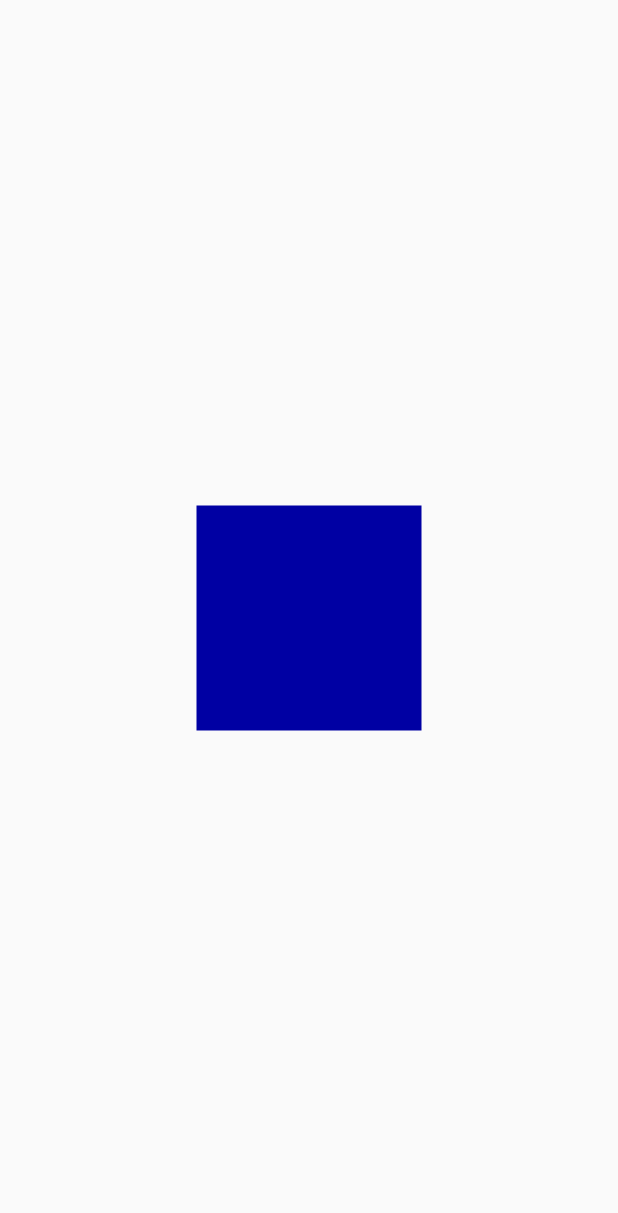
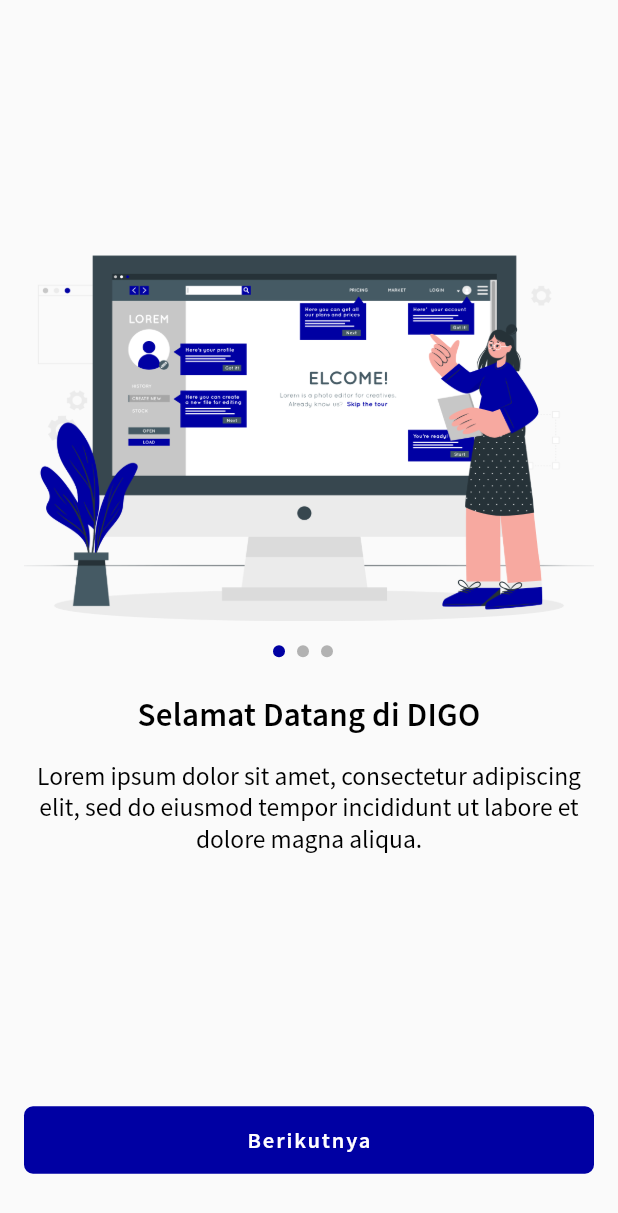
Before and after one commit to erlandmotor/Agent_Mobile_App, a Flutter app: the screen it shows after launch, on a phone screen of 412 x 824 dp. Shown: the top 1213 px of the screen. Run offline on Flutter 3.47's test engine with Material 2 defaults, Android fonts, the phone set to English and light mode, and no system bars; drawn by our look-alikes of auto_size_text.

```diff
--- a/lib/main.dart
+++ b/lib/main.dart
@@ -11,11 +11,12 @@ class MyApp extends StatelessWidget {
   @override
   Widget build(BuildContext context) {
     return MaterialApp(
+      debugShowCheckedModeBanner: false,
       title: 'DIGO',
       theme: ThemeData(
         primarySwatch: Colors.blue,
       ),
-      home: SplashScreenPage(),
+      home: const SplashScreenPage(),
     );
   }
 }
--- a/lib/pages/on_boarding/on_boarding_page.dart
+++ b/lib/pages/on_boarding/on_boarding_page.dart
@@ -0,0 +1,115 @@
+import 'package:agent_mobile_app/helper/margin_layout.dart';
+import 'package:agent_mobile_app/helper/themes_colors.dart';
+import 'package:agent_mobile_app/helper/themse_fonts.dart';
+import 'package:agent_mobile_app/widget_reusable/widget_button.dart';
+import 'package:auto_size_text/auto_size_text.dart';
+import 'package:flutter/material.dart';
+
+class OnBoardingPage extends StatelessWidget {
+  OnBoardingPage({Key? key}) : super(key: key);
+  final ValueNotifier<int> _indexBoard = ValueNotifier<int>(0);
+  final PageController _pageCountroll = PageController(initialPage: 0);
+
+  final List _dataOnBoarding = [
+    {
+      'image': 'assets/ilustration/on boarding 1.png',
+      'title': 'Selamat Datang di DIGO',
+      'desc':
+          'Lorem ipsum dolor sit amet, consectetur adipiscing elit, sed do eiusmod tempor incididunt ut labore et dolore magna aliqua.'
+    },
+    {
+      'image': 'assets/ilustration/on boarding 2.png',
+      'title': 'Selalu ada Promo Disetiap Produk',
+      'desc':
+          'Lorem ipsum dolor sit amet, consectetur adipiscing elit, sed do eiusmod tempor incididunt ut labore et dolore magna aliqua.'
+    },
+    {
+      'image': 'assets/ilustration/on boarding 3.png',
+      'title': 'Dapatkan Reward-mu Dengan Bertransaksi Bersama Kami',
+      'desc':
+          'Lorem ipsum dolor sit amet, consectetur adipiscing elit, sed do eiusmod tempor incididunt ut labore et dolore magna aliqua.'
+    },
+  ];
+
+  @override
+  Widget build(BuildContext context) {
+    return Scaffold(
+      body: Padding(
+        padding: Marginlayout.marginhorizontal,
+        child: AnimatedBuilder(
+          animation: _indexBoard,
+          builder: (context, _) => Column(
+            mainAxisAlignment: MainAxisAlignment.center,
+            crossAxisAlignment: CrossAxisAlignment.center,
+            children: [
+              const Spacer(),
+              SizedBox(
+                  height: MediaQuery.of(context).size.height * 0.3,
+                  child: PageView(
+                    reverse: true,
+                    controller: _pageCountroll,
+                    children: [
+                      Image.asset(
+                        _dataOnBoarding[_indexBoard.value]['image'],
+                        width: double.infinity,
+                        fit: BoxFit.fill,
+                      ),
+                    ],
+                  )),
+              const SizedBox(
+                height: 16,
+              ),
+              // Note : Indicator
+
+              Row(
+                  mainAxisAlignment: MainAxisAlignment.center,
+                  children: List.generate(
+                      _dataOnBoarding.length,
+                      (index) => Padding(
+                            padding: const EdgeInsets.only(right: 8),
+                            child: CircleAvatar(
+                              backgroundColor: index == _indexBoard.value
+                                  ? ColorApp.primaryA3
+                                  : ColorApp.secondaryB2,
+                              radius: 4,
+                            ),
+                          ))),
+
+              const SizedBox(
+                height: 24,
+              ),
+              AutoSizeText(
+                _dataOnBoarding[_indexBoard.value]['title'],
+                textAlign: TextAlign.center,
+                style: FontStyle.heading1,
+              ),
+              const SizedBox(
+                height: 16,
+              ),
+              AutoSizeText(
+                _dataOnBoarding[_indexBoard.value]['desc'],
+                textAlign: TextAlign.center,
+                style: FontStyle.body1,
+              ),
+              const Spacer(),
+              ButtonCustom.buttonPrimary(
+                onTap: () {
+                  if (_indexBoard.value < _dataOnBoarding.length - 1) {
+                    _indexBoard.value++;
+                    _pageCountroll.jumpToPage(_indexBoard.value);
+                  }
+                },
+                text: 'Berikutnya',
+                colorBtn: ColorApp.primaryA3,
+              ),
+
+              const SizedBox(
+                height: 40,
+              ),
+            ],
+          ),
+        ),
+      ),
+    );
+  }
+}
--- a/lib/pages/splash_screen.dart
+++ b/lib/pages/splash_screen.dart
@@ -1,10 +1,24 @@
 import 'package:agent_mobile_app/helper/themes_colors.dart';
+import 'package:agent_mobile_app/pages/on_boarding/on_boarding_page.dart';
 import 'package:flutter/material.dart';
-import 'package:flutter/src/foundation/key.dart';
-import 'package:flutter/src/widgets/framework.dart';
 
-class SplashScreenPage extends StatelessWidget {
+class SplashScreenPage extends StatefulWidget {
   const SplashScreenPage({Key? key}) : super(key: key);
+
+  @override
+  State<SplashScreenPage> createState() => _SplashScreenPageState();
+}
+
+class _SplashScreenPageState extends State<SplashScreenPage> {
+  @override
+  void initState() {
+    super.initState();
+
+    Future.delayed(const Duration(seconds: 3), () {
+      Navigator.push(
+          context, MaterialPageRoute(builder: (context) => OnBoardingPage()));
+    });
+  }
 
   @override
   Widget build(BuildContext context) {
--- /dev/null
+++ b/lib/widget_reusable/widget_button.dart
@@ -0,0 +1,24 @@
+import 'package:agent_mobile_app/helper/margin_layout.dart';
+import 'package:agent_mobile_app/helper/themse_fonts.dart';
+import 'package:flutter/material.dart';
+
+/// class ini berisi kumpulan widget reusable button
+class ButtonCustom {
+  static Widget buttonPrimary({
+    required Function() onTap,
+    required Color colorBtn,
+    required String text,
+  }) {
+    return FlatButton(
+      onPressed: onTap,
+      height: 45,
+      minWidth: double.infinity,
+      color: colorBtn,
+      shape: RoundedRectangleBorder(borderRadius: BorderRadius.circular(6)),
+      child: Text(
+        text,
+        style: FontStyle.button,
+      ),
+    );
+  }
+}
```
Also changed, not shown: pubspec.yaml (+9 -13 lines), lib/pages/auth_page/login_page.dart (added), pubspec.lock.
